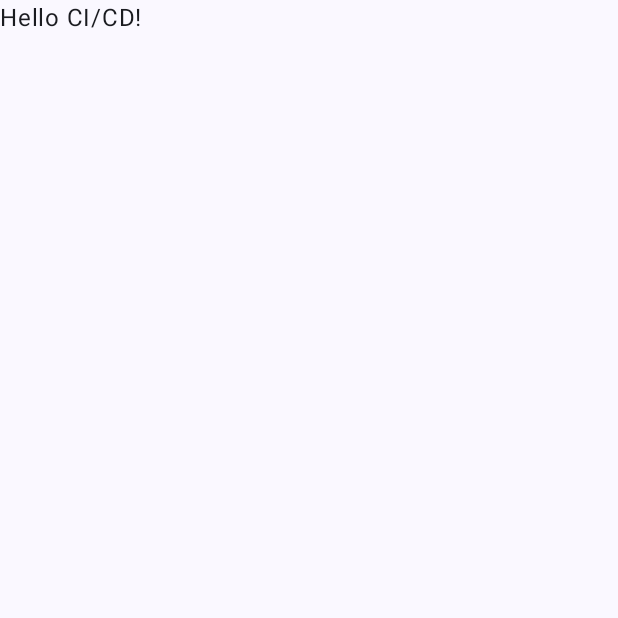
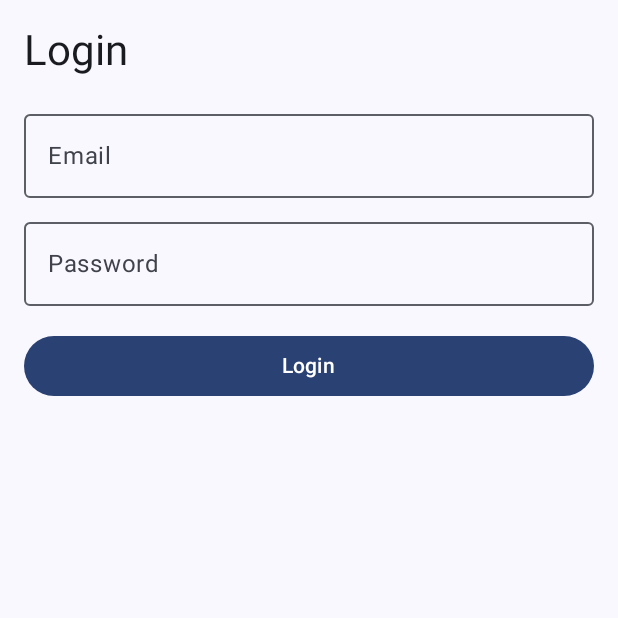
Before and after one commit to odilbekrustamov/CI_CD_Android, an Android app built with Jetpack Compose: the screen it shows after launch (MainActivity), on a phone screen of 412 x 824 dp, the top half of it. Before the commit the part shown is almost empty. Run offline under Robolectric (Android 15) with nearby library versions, the phone set to English and light mode, and no system bars.

Commit message:
add ui/unit test

```diff
--- /dev/null
+++ b/app/src/main/java/uz/example/cicd/LoginScreen.kt
@@ -0,0 +1,74 @@
+package uz.example.cicd
+
+import androidx.compose.foundation.layout.Column
+import androidx.compose.foundation.layout.Spacer
+import androidx.compose.foundation.layout.fillMaxSize
+import androidx.compose.foundation.layout.fillMaxWidth
+import androidx.compose.foundation.layout.height
+import androidx.compose.foundation.layout.padding
+import androidx.compose.material3.Button
+import androidx.compose.material3.MaterialTheme
+import androidx.compose.material3.OutlinedTextField
+import androidx.compose.material3.Text
+import androidx.compose.runtime.Composable
+import androidx.compose.runtime.getValue
+import androidx.compose.runtime.mutableStateOf
+import androidx.compose.runtime.remember
+import androidx.compose.runtime.setValue
+import androidx.compose.ui.Modifier
+import androidx.compose.ui.platform.testTag
+import androidx.compose.ui.unit.dp
+
+@Composable
+fun LoginScreen(
+    modifier: Modifier = Modifier,
+    onLoginClicked: (String, String) -> Unit
+) {
+    var email by remember { mutableStateOf("") }
+    var password by remember { mutableStateOf("") }
+
+    Column(
+        modifier = modifier
+            .fillMaxSize()
+            .padding(16.dp)
+    ) {
+        Text(
+            text = "Login",
+            style = MaterialTheme.typography.headlineMedium,
+            modifier = Modifier.testTag("header")
+        )
+
+        Spacer(modifier = Modifier.height(16.dp))
+
+        OutlinedTextField(
+            value = email,
+            onValueChange = { email = it },
+            label = { Text("Email") },
+            modifier = Modifier
+                .fillMaxWidth()
+                .testTag("emailField")
+        )
+
+        Spacer(modifier = Modifier.height(8.dp))
+
+        OutlinedTextField(
+            value = password,
+            onValueChange = { password = it },
+            label = { Text("Password") },
+            modifier = Modifier
+                .fillMaxWidth()
+                .testTag("passwordField")
+        )
+
+        Spacer(modifier = Modifier.height(16.dp))
+
+        Button(
+            onClick = { onLoginClicked(email, password) },
+            modifier = Modifier
+                .fillMaxWidth()
+                .testTag("loginButton")
+        ) {
+            Text("Login")
+        }
+    }
+}
--- /dev/null
+++ b/app/src/main/java/uz/example/cicd/LoginValidator.kt
@@ -0,0 +1,6 @@
+package uz.example.cicd
+
+object LoginValidator {
+    fun isEmailValid(email: String): Boolean = email.contains("@")
+    fun isPasswordValid(password: String): Boolean = password.length >= 6
+}
--- a/app/src/main/java/uz/example/cicd/MainActivity.kt
+++ b/app/src/main/java/uz/example/cicd/MainActivity.kt
@@ -20,9 +20,10 @@ class MainActivity : ComponentActivity() {
         setContent {
             CI_CD_AppTheme {
                 Scaffold(modifier = Modifier.fillMaxSize()) { innerPadding ->
-                    Greeting(
-                        name = getGreeting(),
-                        modifier = Modifier.padding(innerPadding)
+                    LoginScreen(
+                        modifier = Modifier.padding(innerPadding),
+                        onLoginClicked = { email, password ->
+                        }
                     )
                 }
             }
@@ -30,22 +31,13 @@ class MainActivity : ComponentActivity() {
     }
 }
 
-@Composable
-fun Greeting(name: String, modifier: Modifier = Modifier) {
-    Text(
-        text = "$name!",
-        modifier = modifier
-    )
-}
-
-fun getGreeting(): String {
-    return "Hello CI/CD"
-}
-
 @Preview(showBackground = true)
 @Composable
 fun GreetingPreview() {
     CI_CD_AppTheme {
-        Greeting(getGreeting())
+        LoginScreen(
+            onLoginClicked = { email, password ->
+            }
+        )
     }
 }
--- a/gradle/libs.versions.toml
+++ b/gradle/libs.versions.toml
@@ -8,6 +8,7 @@ espressoCore = "3.6.1"
 lifecycleRuntimeKtx = "2.9.2"
 activityCompose = "1.10.1"
 composeBom = "2024.09.00"
+uiTestJunit4 = "1.8.3"
 
 [libraries]
 androidx-core-ktx = { group = "androidx.core", name = "core-ktx", version.ref = "coreKtx" }
@@ -24,6 +25,7 @@ androidx-ui-tooling-preview = { group = "androidx.compose.ui", name = "ui-toolin
 androidx-ui-test-manifest = { group = "androidx.compose.ui", name = "ui-test-manifest" }
 androidx-ui-test-junit4 = { group = "androidx.compose.ui", name = "ui-test-junit4" }
 androidx-material3 = { group = "androidx.compose.material3", name = "material3" }
+ui-test-junit4 = { group = "androidx.compose.ui", name = "ui-test-junit4", version.ref = "uiTestJunit4" }
 
 [plugins]
 android-application = { id = "com.android.application", version.ref = "agp" }
```
Also changed, not shown: 4 other files.
